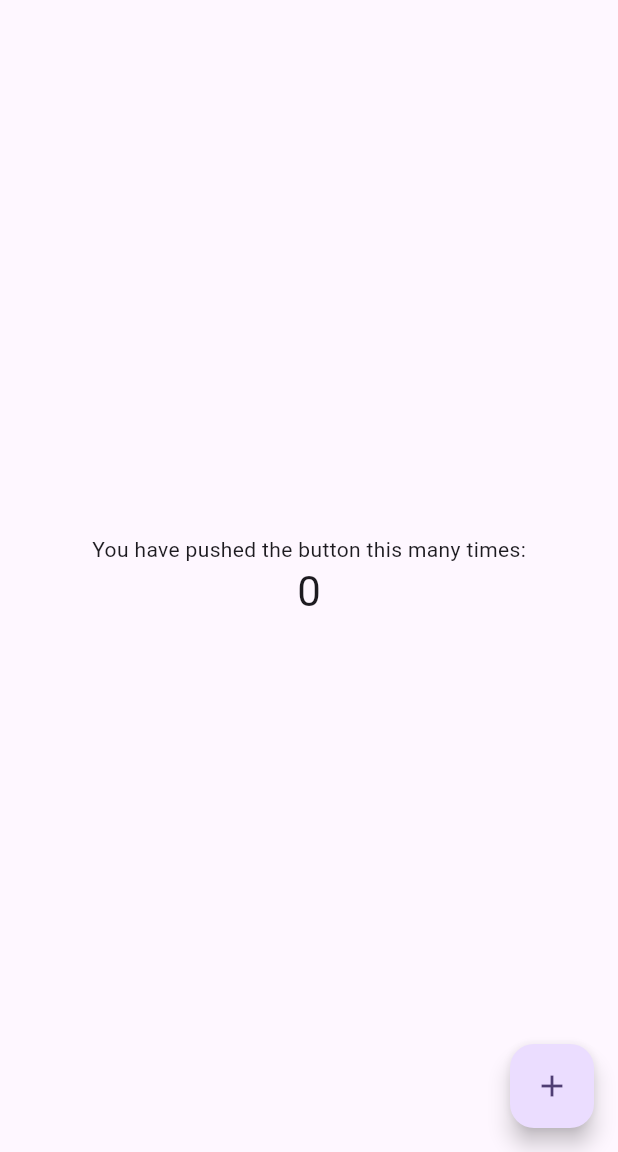
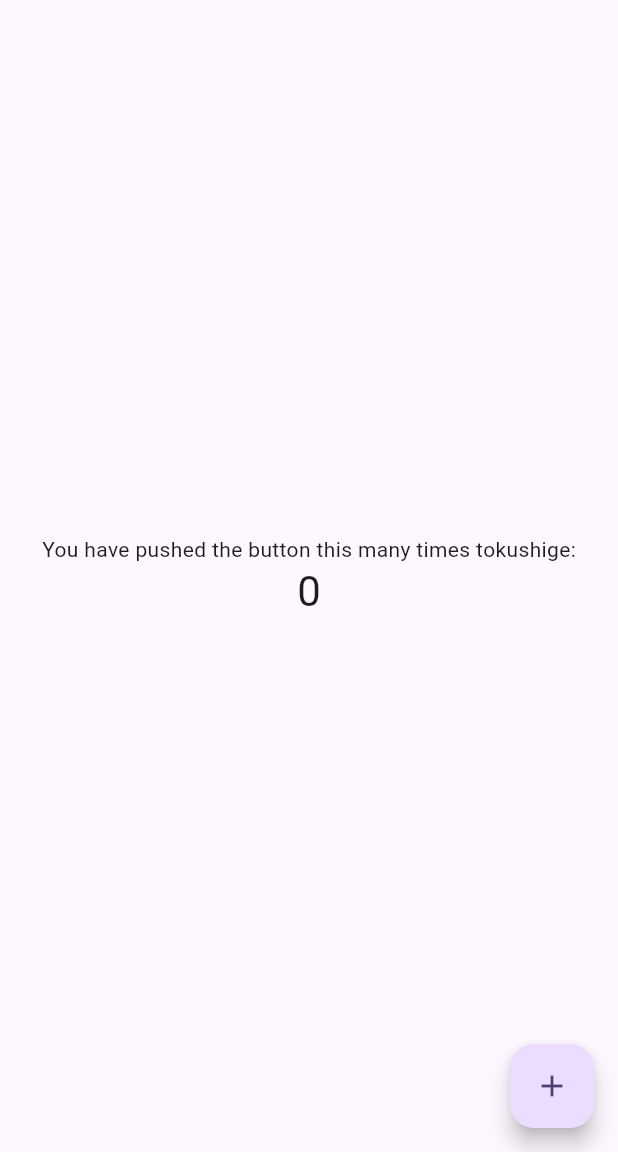
Before and after one commit to tokushigeshuya/flutter_first_app, a Flutter app: the screen it shows after launch, on a phone screen of 412 x 824 dp, the part 84-1236 px from its top. Run offline on Flutter 3.47's test engine with Material 3 defaults, Android fonts, the phone set to English and light mode, and no system bars.

Commit message:
[update]demo画面の編集

```diff
--- a/lib/main.dart
+++ b/lib/main.dart
@@ -106,7 +106,7 @@ class _MyHomePageState extends State<MyHomePage> {
           mainAxisAlignment: MainAxisAlignment.center,
           children: <Widget>[
             const Text(
-              'You have pushed the button this many times:',
+              'You have pushed the button this many times tokushige:',
             ),
             Text(
               '$_counter',
```
